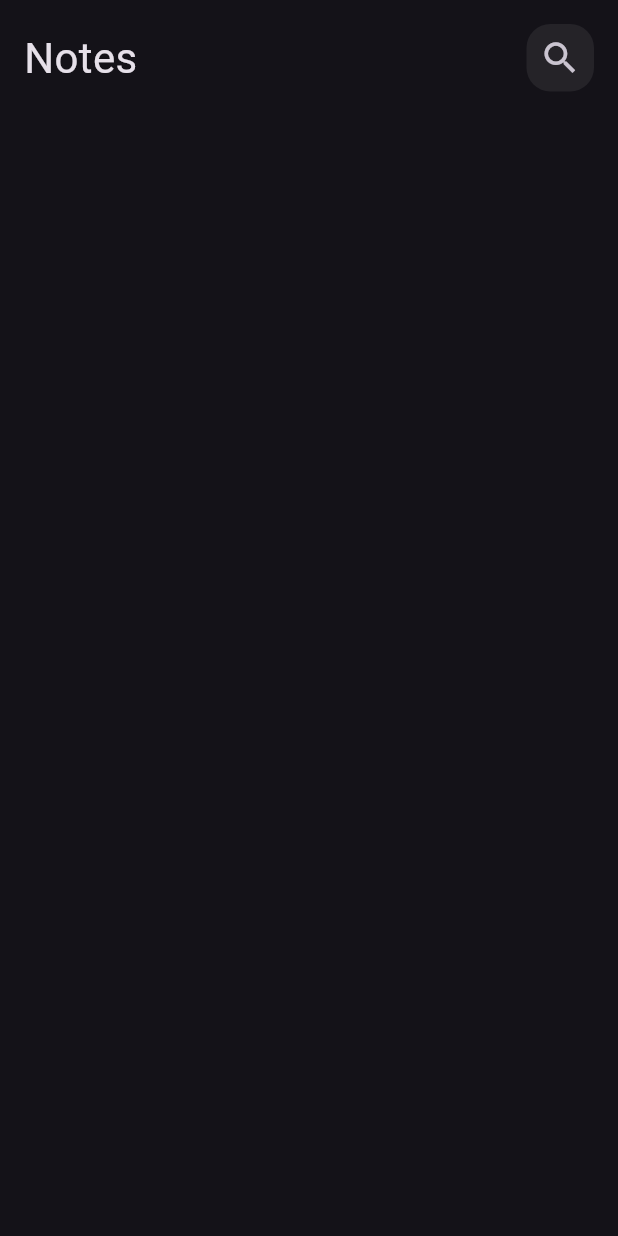
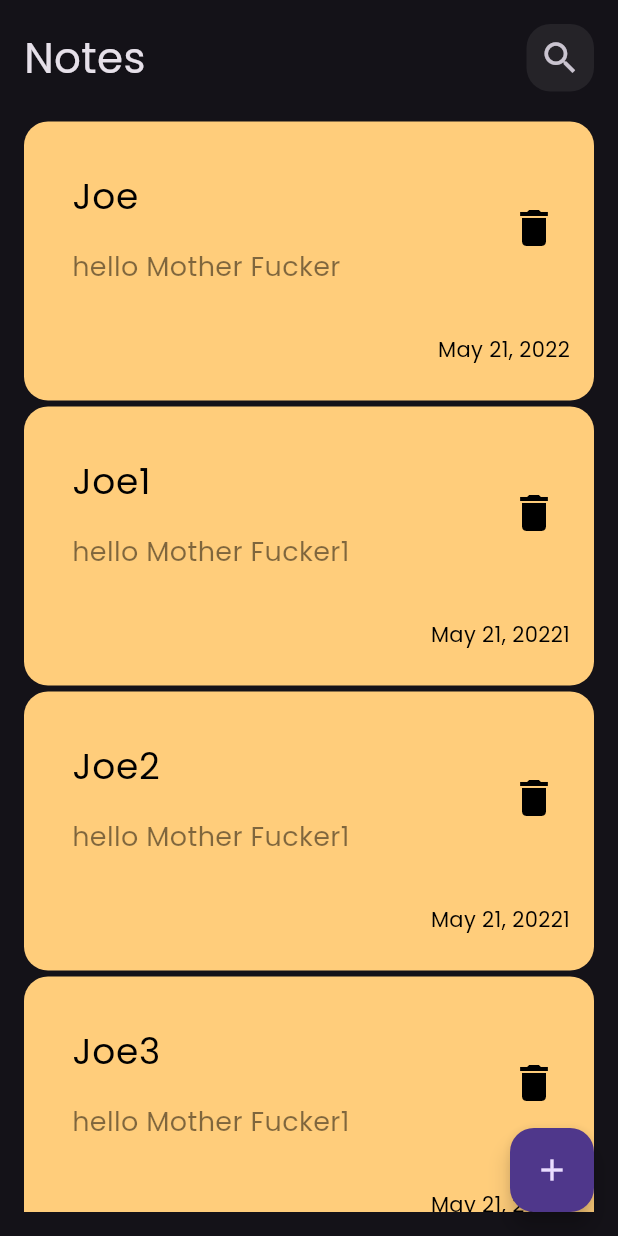
Before and after one commit to joemohamed2020/notes_app, a Flutter app: the screen it shows after launch, on a phone screen of 412 x 824 dp. Run offline on Flutter 3.47's test engine with Material 3 defaults, Android fonts, the phone set to English and light mode, and no system bars.

Commit message:
create list_view screen

```diff
--- a/lib/main.dart
+++ b/lib/main.dart
@@ -12,8 +12,8 @@ class NotesApp extends StatelessWidget {
   Widget build(BuildContext context) {
     return MaterialApp(
       debugShowCheckedModeBanner: false,
-      theme: ThemeData(brightness: Brightness.dark),
-      home: const NotesView(),
+      theme: ThemeData(brightness: Brightness.dark, fontFamily: "Poppins"),
+      home:  const NotesView(),
     );
   }
 }
--- /dev/null
+++ b/lib/models/note_model.dart
@@ -0,0 +1,6 @@
+class NoteModel {
+  String title;
+  String subTitle;
+  String date;
+  NoteModel({required this.title, required this.subTitle, required this.date});
+}
--- a/lib/views/notes_view.dart
+++ b/lib/views/notes_view.dart
@@ -1,19 +1,18 @@
 import 'package:flutter/material.dart';
-import 'package:notes_app/views/widgets/custom_app_bar.dart';
+import 'package:notes_app/views/widgets/notes_view_body.dart';
 
 class NotesView extends StatelessWidget {
   const NotesView({super.key});
 
   @override
   Widget build(BuildContext context) {
-    return const SafeArea(
+    return SafeArea(
       child: Scaffold(
-        body: Padding(
-          padding: EdgeInsets.all(16.0),
-          child: Column(
-            children: [CustomAppBar()],
-          ),
+        floatingActionButton: FloatingActionButton(
+          onPressed: () {},
+          child: const Icon(Icons.add),
         ),
+        body:  NotesViewBody(),
       ),
     );
   }
--- /dev/null
+++ b/lib/views/widgets/note_card.dart
@@ -0,0 +1,56 @@
+import 'package:flutter/material.dart';
+import 'package:notes_app/models/note_model.dart';
+
+class NoteCard extends StatelessWidget {
+  const NoteCard({super.key, required this.noteModel});
+  final NoteModel noteModel;
+  @override
+  Widget build(BuildContext context) {
+    return Container(
+      decoration: const BoxDecoration(
+          color: Color(0xffffcd7b),
+          borderRadius: BorderRadius.all(Radius.circular(16))),
+      child: Padding(
+        padding: const EdgeInsets.only(left: 16, top: 24, bottom: 24),
+        child: Column(
+          crossAxisAlignment: CrossAxisAlignment.end,
+          children: [
+            ListTile(
+              title: Text(
+                noteModel.title,
+                style: const TextStyle(
+                  fontSize: 24,
+                  color: Colors.black,
+                ),
+              ),
+              subtitle: Padding(
+                padding: const EdgeInsets.only(top: 16.0),
+                child: Text(
+                  noteModel.subTitle,
+                  style: TextStyle(
+                    fontSize: 18,
+                    color: Colors.black.withOpacity(0.5),
+                  ),
+                ),
+              ),
+              trailing: IconButton(
+                padding: const EdgeInsets.only(left: 16),
+                onPressed: () {},
+                icon: const Icon(Icons.delete),
+                color: Colors.black,
+                iconSize: 32,
+              ),
+            ),
+            Padding(
+              padding: const EdgeInsets.only(right: 16.0, top: 24),
+              child: Text(
+                noteModel.date,
+                style: const TextStyle(color: Colors.black),
+              ),
+            )
+          ],
+        ),
+      ),
+    );
+  }
+}
--- /dev/null
+++ b/lib/views/widgets/note_list_view.dart
@@ -0,0 +1,24 @@
+import 'package:flutter/material.dart';
+import 'package:notes_app/models/note_model.dart';
+import 'package:notes_app/views/widgets/note_card.dart';
+
+class NoteListView extends StatelessWidget {
+  const NoteListView({super.key, required this.list});
+  final List<NoteModel> list;
+  @override
+  Widget build(BuildContext context) {
+    return Expanded(
+      child: ListView.builder(
+          physics: const ScrollPhysics(parent: BouncingScrollPhysics()),
+          itemCount: list.length,
+          itemBuilder: (context, index) {
+            return Padding(
+              padding: const EdgeInsets.only(top: 4.0),
+              child: NoteCard(
+                noteModel: list[index],
+              ),
+            );
+          }),
+    );
+  }
+}
--- /dev/null
+++ b/lib/views/widgets/notes_view_body.dart
@@ -0,0 +1,57 @@
+import 'package:flutter/material.dart';
+import 'package:notes_app/models/note_model.dart';
+import 'package:notes_app/views/widgets/custom_app_bar.dart';
+import 'package:notes_app/views/widgets/note_list_view.dart';
+
+class NotesViewBody extends StatelessWidget {
+  NotesViewBody({super.key});
+
+  final List<NoteModel> list = [
+    NoteModel(
+      title: "Joe",
+      subTitle: "hello Mother Fucker",
+      date: "May 21, 2022",
+    ),
+    NoteModel(
+      title: "Joe1",
+      subTitle: "hello Mother Fucker1",
+      date: "May 21, 20221",
+    ),
+    NoteModel(
+      title: "Joe2",
+      subTitle: "hello Mother Fucker1",
+      date: "May 21, 20221",
+    ),
+    NoteModel(
+      title: "Joe3",
+      subTitle: "hello Mother Fucker1",
+      date: "May 21, 20221",
+    ),
+    NoteModel(
+      title: "Joe3",
+      subTitle: "hello Mother Fucker1",
+      date: "May 21, 20221",
+    ),
+    NoteModel(
+      title: "Joe3",
+      subTitle: "hello Mother Fucker1",
+      date: "May 21, 20221",
+    )
+  ];
+
+  @override
+  Widget build(BuildContext context) {
+    return Padding(
+      padding: const EdgeInsets.all(16.0),
+      child: Column(
+        children: [
+          const CustomAppBar(),
+          const SizedBox(height: 16),
+          NoteListView(
+            list: list,
+          ),
+        ],
+      ),
+    );
+  }
+}
```
Also changed, not shown: pubspec.yaml (+7 -12 lines), assets/fonts/Poppins-Regular.ttf (added).
